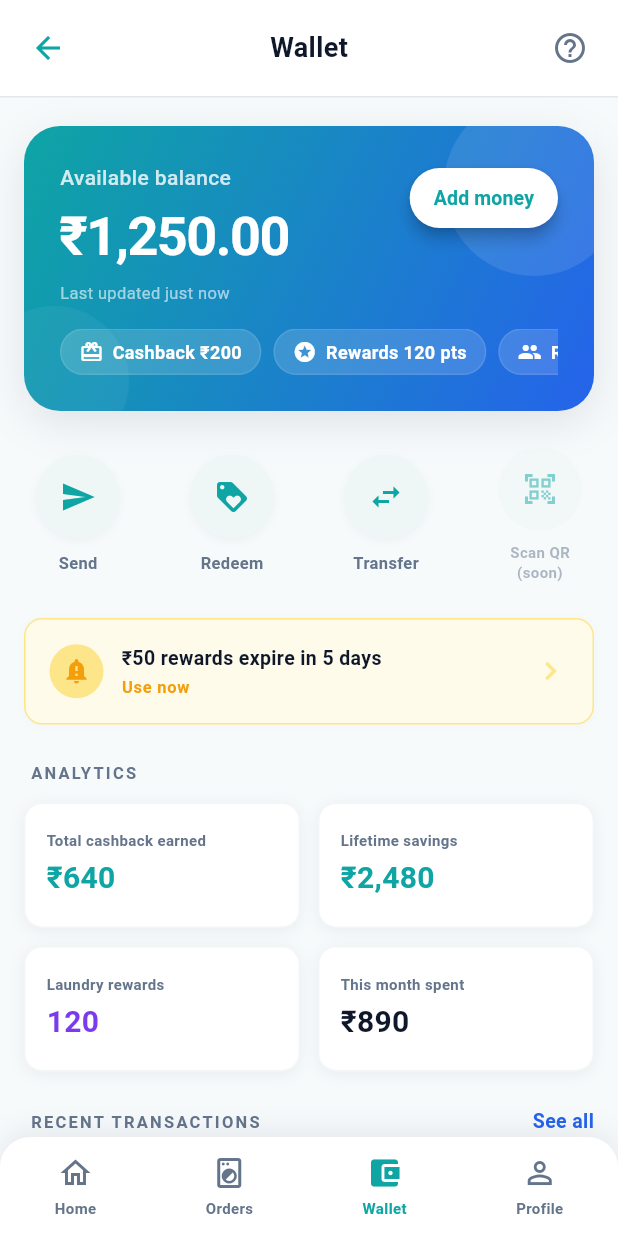
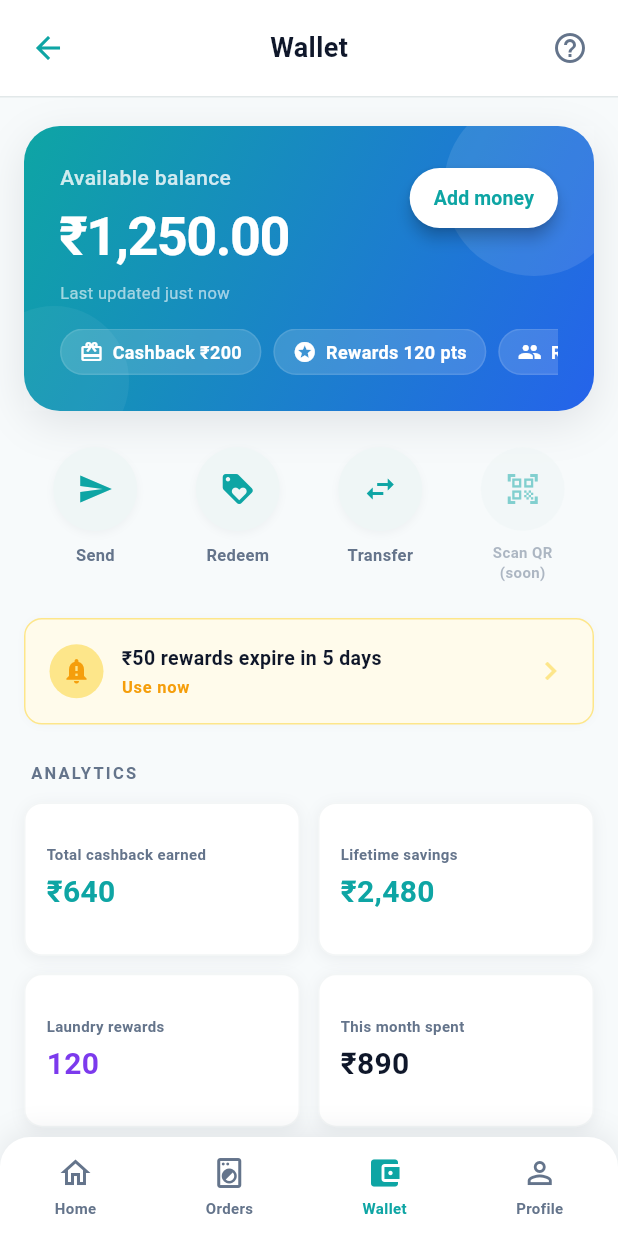
Before and after one commit to shidamrohan/Laundry, a Flutter app: the WalletScreen screen opened directly, on a phone screen of 412 x 824 dp. Run offline on Flutter 3.47's test engine with Material 3 defaults, Android fonts, the phone set to English and light mode, and no system bars; our stand-ins replace geocoding, geolocator, shimmer; Roboto replaces fonts that are missing (Plus Jakarta Sans).

Commit message:
wallet screen pixel overlapping is fixed

```diff
--- a/lib/presentation/screens/booking/wallet_screen.dart
+++ b/lib/presentation/screens/booking/wallet_screen.dart
@@ -219,14 +219,15 @@ class _WalletScreenState extends State<WalletScreen> {
 
   Widget _buildQuickActions() {
     return Padding(
-      padding: const EdgeInsets.symmetric(horizontal: 24),
+      padding: const EdgeInsets.symmetric(horizontal: 16),
       child: Row(
         mainAxisAlignment: MainAxisAlignment.spaceBetween,
+        crossAxisAlignment: CrossAxisAlignment.start,
         children: [
-          _buildActionItem(Icons.send, 'Send'),
-          _buildActionItem(Icons.loyalty, 'Redeem'),
-          _buildActionItem(Icons.swap_horiz, 'Transfer'),
-          _buildDisabledActionItem(Icons.qr_code_scanner, 'Scan QR\n(soon)'),
+          Expanded(child: _buildActionItem(Icons.send, 'Send')),
+          Expanded(child: _buildActionItem(Icons.loyalty, 'Redeem')),
+          Expanded(child: _buildActionItem(Icons.swap_horiz, 'Transfer')),
+          Expanded(child: _buildDisabledActionItem(Icons.qr_code_scanner, 'Scan QR\n(soon)')),
         ],
       ),
     );
@@ -334,7 +335,7 @@ class _WalletScreenState extends State<WalletScreen> {
             crossAxisCount: 2,
             crossAxisSpacing: 12,
             mainAxisSpacing: 12,
-            childAspectRatio: 2.2,
+            childAspectRatio: 1.8,
             shrinkWrap: true,
             physics: const NeverScrollableScrollPhysics(),
             children: [
```
